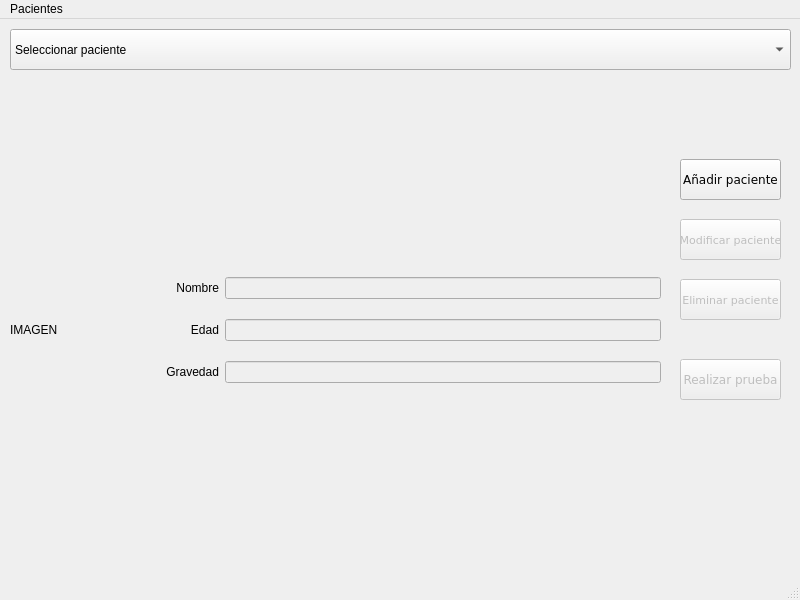
Before: the Qt Designer form Parkinson/ui/Pacientes.ui in GareusMno/AppParkinson, drawn with Qt 5.
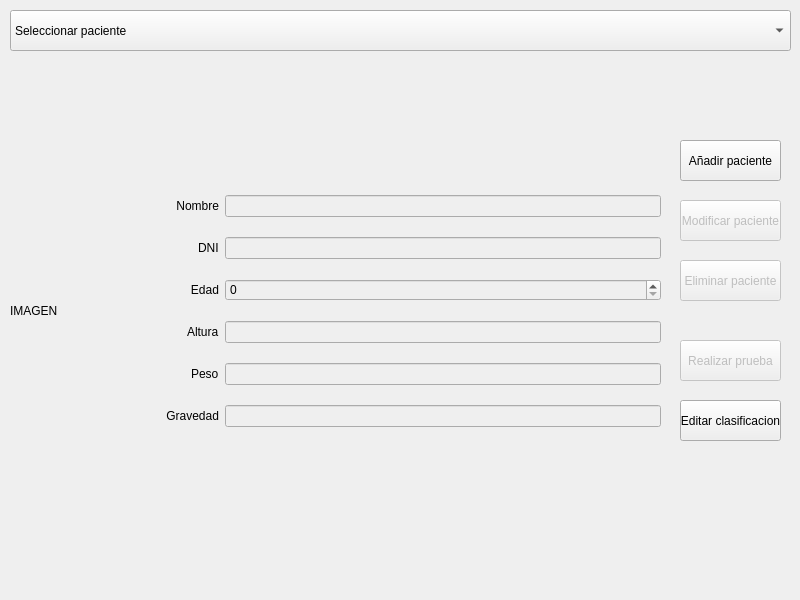
After: the same form once the commit is applied.

Diff of the .ui file:
```diff
--- a/Parkinson/ui/Pacientes.ui
+++ b/Parkinson/ui/Pacientes.ui
@@ -10,6 +10,12 @@
     <height>600</height>
    </rect>
   </property>
+  <property name="minimumSize">
+   <size>
+    <width>800</width>
+    <height>600</height>
+   </size>
+  </property>
   <property name="maximumSize">
    <size>
     <width>800</width>
@@ -32,12 +38,6 @@
       <height>41</height>
      </rect>
     </property>
-    <property name="font">
-     <font>
-      <family>DejaVu Sans</family>
-      <pointsize>9</pointsize>
-     </font>
-    </property>
     <property name="text">
      <string>Añadir paciente</string>
     </property>
@@ -54,12 +54,6 @@
       <height>41</height>
      </rect>
     </property>
-    <property name="font">
-     <font>
-      <family>DejaVu Sans</family>
-      <pointsize>8</pointsize>
-     </font>
-    </property>
     <property name="text">
      <string>Eliminar paciente</string>
     </property>
@@ -76,12 +70,6 @@
       <height>41</height>
      </rect>
     </property>
-    <property name="font">
-     <font>
-      <family>DejaVu Sans</family>
-      <pointsize>8</pointsize>
-     </font>
-    </property>
     <property name="text">
      <string>Modificar paciente</string>
     </property>
@@ -98,12 +86,6 @@
       <height>41</height>
      </rect>
     </property>
-    <property name="font">
-     <font>
-      <family>DejaVu Sans</family>
-      <pointsize>9</pointsize>
-     </font>
-    </property>
     <property name="text">
      <string>Realizar prueba</string>
     </property>
@@ -117,6 +99,9 @@
       <height>41</height>
      </rect>
     </property>
+    <property name="styleSheet">
+     <string notr="true">color: rgb(0, 0, 0);</string>
+    </property>
     <item>
      <property name="text">
       <string>Seleccionar paciente</string>
@@ -207,11 +192,21 @@
            <property name="enabled">
             <bool>false</bool>
            </property>
+           <property name="styleSheet">
+            <string notr="true">color: rgb(0, 0, 0);</string>
+           </property>
            <property name="text">
             <string/>
            </property>
           </widget>
          </item>
+         <item row="1" column="0">
+          <widget class="QLabel" name="label_6">
+           <property name="text">
+            <string>DNI</string>
+           </property>
+          </widget>
+         </item>
          <item row="1" column="1">
           <widget class="QLineEdit" name="lineEdit_2">
            <property name="enabled">
@@ -220,23 +215,6 @@
           </widget>
          </item>
          <item row="2" column="0">
-          <widget class="QLabel" name="label_5">
-           <property name="text">
-            <string>Gravedad</string>
-           </property>
-           <property name="alignment">
-            <set>Qt::AlignRight|Qt::AlignTrailing|Qt::AlignVCenter</set>
-           </property>
-          </widget>
-         </item>
-         <item row="2" column="1">
-          <widget class="QLineEdit" name="lineEdit_3">
-           <property name="enabled">
-            <bool>false</bool>
-           </property>
-          </widget>
-         </item>
-         <item row="1" column="0">
           <widget class="QLabel" name="label_4">
            <property name="text">
             <string>Edad</string>
@@ -246,33 +224,84 @@
            </property>
           </widget>
          </item>
+         <item row="2" column="1">
+          <widget class="QSpinBox" name="sbEdad">
+           <property name="enabled">
+            <bool>false</bool>
+           </property>
+           <property name="styleSheet">
+            <string notr="true">color: rgb(0, 0, 0);</string>
+           </property>
+          </widget>
+         </item>
+         <item row="3" column="0">
+          <widget class="QLabel" name="label_2">
+           <property name="text">
+            <string>Altura</string>
+           </property>
+          </widget>
+         </item>
+         <item row="3" column="1">
+          <widget class="QLineEdit" name="leAltura">
+           <property name="enabled">
+            <bool>false</bool>
+           </property>
+          </widget>
+         </item>
+         <item row="4" column="0">
+          <widget class="QLabel" name="label_7">
+           <property name="text">
+            <string>Peso</string>
+           </property>
+          </widget>
+         </item>
+         <item row="4" column="1">
+          <widget class="QLineEdit" name="lePeso">
+           <property name="enabled">
+            <bool>false</bool>
+           </property>
+          </widget>
+         </item>
+         <item row="5" column="0">
+          <widget class="QLabel" name="label_5">
+           <property name="text">
+            <string>Gravedad</string>
+           </property>
+           <property name="alignment">
+            <set>Qt::AlignRight|Qt::AlignTrailing|Qt::AlignVCenter</set>
+           </property>
+          </widget>
+         </item>
+         <item row="5" column="1">
+          <widget class="QLineEdit" name="leGravedad">
+           <property name="enabled">
+            <bool>false</bool>
+           </property>
+           <property name="styleSheet">
+            <string notr="true">color: rgb(0, 0, 0);</string>
+           </property>
+          </widget>
+         </item>
         </layout>
        </item>
       </layout>
      </item>
     </layout>
    </widget>
-  </widget>
-  <widget class="QMenuBar" name="menubar">
-   <property name="geometry">
-    <rect>
-     <x>0</x>
-     <y>0</y>
-     <width>800</width>
-     <height>24</height>
-    </rect>
-   </property>
-   <widget class="QMenu" name="menuPacientes">
-    <property name="title">
-     <string>Pacientes</string>
+   <widget class="QPushButton" name="editarClasificacion">
+    <property name="geometry">
+     <rect>
+      <x>680</x>
+      <y>400</y>
+      <width>101</width>
+      <height>41</height>
+     </rect>
     </property>
-    <addaction name="actionA_adir"/>
-    <addaction name="actionModificar"/>
-    <addaction name="actionEliminar"/>
+    <property name="text">
+     <string>Editar clasificacion</string>
+    </property>
    </widget>
-   <addaction name="menuPacientes"/>
   </widget>
-  <widget class="QStatusBar" name="statusbar"/>
   <action name="actionA_adir">
    <property name="text">
     <string>Añadir</string>
```
Left out of the diff: 14 changed lines with no effect on the pictures.
